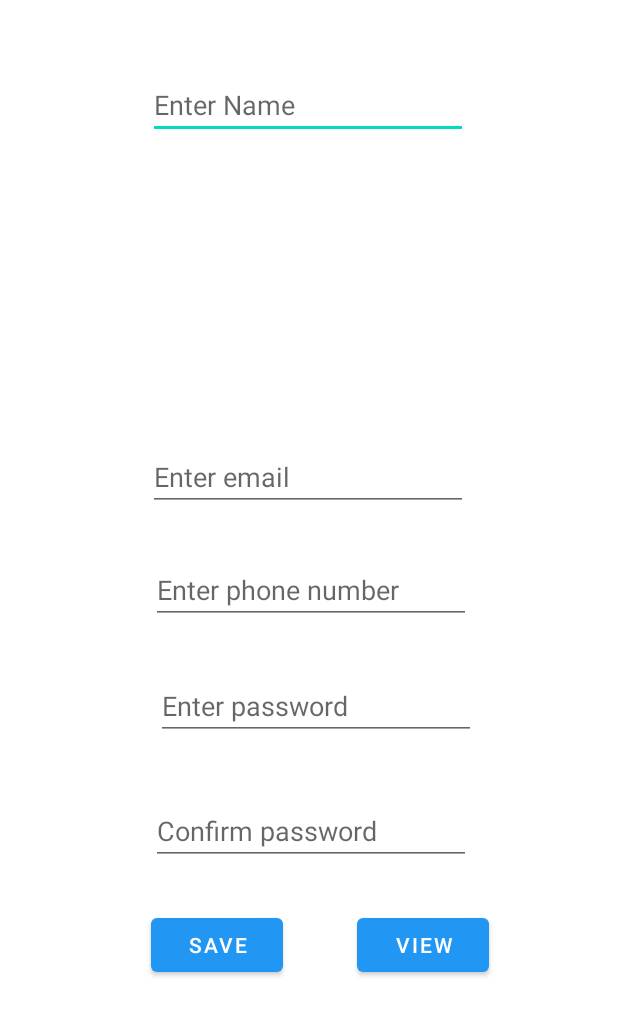
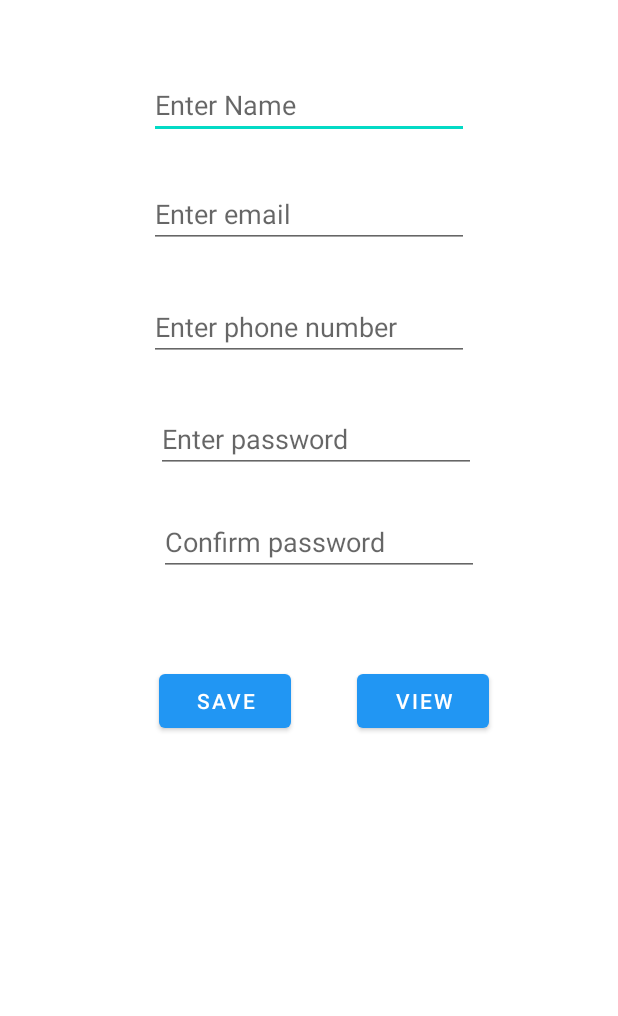
Before and after one commit to PhantomVon/updatedproject, an Android app: the AgentsSignUp screen opened directly, with no data from a screen before it, on a phone screen of 412 x 824 dp. Shown: the top 1016 px of the screen. Run offline under Robolectric (Android 15) with nearby library versions, the phone set to English and light mode, and no system bars; our stand-ins replace Firebase (no records; nobody signed in at launch, a user with empty details on screens opened directly).

Commit message:
Second commit

```diff
--- a/app/src/main/java/com/example/myhomeapplication/Agents.kt
+++ b/app/src/main/java/com/example/myhomeapplication/Agents.kt
@@ -1,6 +1,6 @@
 package com.example.myhomeapplication
 
-class User {
+class Agents {
     var name:String = ""
     var email:String = ""
     var phoneNumber:String = ""
--- a/app/src/main/java/com/example/myhomeapplication/AgentsSignUp.kt
+++ b/app/src/main/java/com/example/myhomeapplication/AgentsSignUp.kt
@@ -1,11 +1,80 @@
 package com.example.myhomeapplication
 
+import android.app.ProgressDialog
+import android.content.Intent
 import androidx.appcompat.app.AppCompatActivity
 import android.os.Bundle
+import android.widget.Button
+import android.widget.EditText
+import android.widget.Toast
+import com.google.firebase.database.FirebaseDatabase
 
 class AgentsSignUp : AppCompatActivity() {
+    lateinit var edtName: EditText
+    lateinit var edtEmail: EditText
+    lateinit var edtPhoneNumber: EditText
+    private lateinit var edtPassword: EditText
+    private lateinit var edtConfirmPassword: EditText
+    lateinit var btnSave: Button
+    lateinit var btnView: Button
+    lateinit var progressDialog: ProgressDialog
     override fun onCreate(savedInstanceState: Bundle?) {
         super.onCreate(savedInstanceState)
         setContentView(R.layout.activity_agents_sign_up)
+        edtName = findViewById(R.id.mEdtName)
+        edtEmail = findViewById(R.id.mEdtEmail)
+        edtPhoneNumber = findViewById(R.id.mEdtPhone)
+        edtPassword = findViewById(R.id.mEdtPassword)
+        edtConfirmPassword = findViewById(R.id.mEdtConfirmPassword)
+        btnSave = findViewById(R.id.mBtnSave)
+        btnView = findViewById(R.id.mBtnView)
+        progressDialog = ProgressDialog(this)
+        progressDialog.setTitle("Saving")
+        progressDialog.setMessage("Please wait...")
+        btnSave.setOnClickListener {
+            var name = edtName.text.toString().trim()
+            var email = edtEmail.text.toString().trim()
+            var phoneNumber = edtPhoneNumber.text.toString().trim()
+            var password = edtPassword.text.toString().trim()
+            var confirmPassword = edtConfirmPassword.text.toString().trim()
+            var id = System.currentTimeMillis().toString()
+            // Check if user is submitting empty fields
+            if (name.isEmpty()) {
+                edtName.setError("Please fill this input")
+                edtName.requestFocus()
+            }else if (email.isEmpty()){
+                edtEmail.setError("Please fill this input")
+                edtEmail.requestFocus()
+            }else if (phoneNumber.isEmpty()){
+                edtPhoneNumber.setError("Please fill this input")
+                edtPhoneNumber.requestFocus()
+            }else if (phoneNumber.isEmpty()){
+                edtPassword.setError("Please fill this input")
+                edtPassword.requestFocus()
+            }else if (phoneNumber.isEmpty()){
+                edtConfirmPassword.setError("Please fill this input")
+                edtConfirmPassword.requestFocus()
+            }else{
+                // Proceed to save
+                var agent = Agents(name, email, phoneNumber, password, confirmPassword, id)
+                // Create a reference to the Firebase
+                var ref = FirebaseDatabase.getInstance().getReference().child("Agents/"+id)
+                progressDialog.show()
+                ref.setValue(agent).addOnCompleteListener {
+                    progressDialog.dismiss()
+                    if (it.isSuccessful){
+                        Toast.makeText(this,"Agent saved successfully!", Toast.LENGTH_LONG).show()
+                    }else{
+                        Toast.makeText(this,"Agent saving failed!", Toast.LENGTH_LONG).show()
+                    }
+                }
+            }
+
+        }
+        btnView.setOnClickListener {
+            var intent = Intent(this,AgentsActivity::class.java)
+            startActivity(intent)
+        }
+
     }
 }
--- a/app/src/main/java/com/example/myhomeapplication/ui/agents/AgentsFragment.kt
+++ b/app/src/main/java/com/example/myhomeapplication/ui/agents/AgentsFragment.kt
@@ -28,10 +28,7 @@ class AgentsFragment : Fragment() {
         _binding = FragmentAgentsBinding.inflate(inflater, container, false)
         val root: View = binding.root
 
-        val textView: TextView = binding.textAgents
-        agentsViewModel.text.observe(viewLifecycleOwner) {
-            textView.text = it
-        }
+
         return root
     }
 
--- a/app/src/main/java/com/example/myhomeapplication/ui/houses/HousesFragment.kt
+++ b/app/src/main/java/com/example/myhomeapplication/ui/houses/HousesFragment.kt
@@ -28,10 +28,6 @@ class HousesFragment : Fragment() {
         _binding = FragmentHousesBinding.inflate(inflater, container, false)
         val root: View = binding.root
 
-        val textView: TextView = binding.textHouses
-        housesViewModel.text.observe(viewLifecycleOwner) {
-            textView.text = it
-        }
         return root
     }
 
--- a/app/src/main/res/layout/activity_agents_sign_up.xml
+++ b/app/src/main/res/layout/activity_agents_sign_up.xml
@@ -4,7 +4,7 @@
     xmlns:tools="http://schemas.android.com/tools"
     android:layout_width="match_parent"
     android:layout_height="match_parent"
-    tools:context=".MainActivity">
+    tools:context=".AgentsSignUp">
 
     <EditText
         android:id="@+id/mEdtName"
@@ -14,65 +14,64 @@
         android:ems="10"
         android:hint="Enter Name"
         android:inputType="textPersonName"
-        app:layout_constraintStart_toStartOf="@+id/mEdtEmail"
+        app:layout_constraintEnd_toEndOf="parent"
+        app:layout_constraintStart_toStartOf="parent"
         app:layout_constraintTop_toTopOf="parent" />
+
 
     <EditText
         android:id="@+id/mEdtEmail"
         android:layout_width="wrap_content"
         android:layout_height="wrap_content"
-        android:layout_marginEnd="2dp"
-        android:layout_marginBottom="30dp"
+        android:layout_marginTop="27dp"
         android:ems="10"
         android:hint="Enter email"
         android:inputType="textPersonName"
-        app:layout_constraintBottom_toTopOf="@+id/mEdtPhone"
-        app:layout_constraintEnd_toEndOf="@+id/mEdtPhone" />
-
+        app:layout_constraintStart_toStartOf="@+id/mEdtName"
+        app:layout_constraintTop_toBottomOf="@+id/mEdtName" />
 
     <EditText
         android:id="@+id/mEdtPhone"
         android:layout_width="wrap_content"
         android:layout_height="wrap_content"
-        android:layout_marginEnd="3dp"
-        android:layout_marginBottom="32dp"
+        android:layout_marginTop="30dp"
         android:ems="10"
         android:hint="Enter phone number"
         android:inputType="phone"
-        app:layout_constraintBottom_toTopOf="@+id/mEdtPassword"
-        app:layout_constraintEnd_toEndOf="@+id/mEdtPassword" />
+        app:layout_constraintStart_toStartOf="@+id/mEdtEmail"
+        app:layout_constraintTop_toBottomOf="@+id/mEdtEmail" />
 
     <EditText
         android:id="@+id/mEdtPassword"
         android:layout_width="wrap_content"
         android:layout_height="wrap_content"
-        android:layout_marginStart="3dp"
-        android:layout_marginBottom="38dp"
+        android:layout_marginEnd="2dp"
+        android:layout_marginBottom="23dp"
         android:ems="10"
         android:hint="Enter password"
         android:inputType="textPassword"
         app:layout_constraintBottom_toTopOf="@+id/mEdtConfirmPassword"
-        app:layout_constraintStart_toStartOf="@+id/mEdtConfirmPassword" />
+        app:layout_constraintEnd_toEndOf="@+id/mEdtConfirmPassword" />
 
     <EditText
         android:id="@+id/mEdtConfirmPassword"
         android:layout_width="wrap_content"
         android:layout_height="wrap_content"
-        android:layout_marginEnd="12dp"
-        android:layout_marginBottom="29dp"
+        android:layout_marginTop="98dp"
         android:ems="10"
         android:hint="Confirm password"
         android:inputType="textPassword"
-        app:layout_constraintBottom_toTopOf="@+id/mBtnView"
-        app:layout_constraintEnd_toEndOf="@+id/mBtnView" />
+        app:layout_constraintStart_toStartOf="@+id/mBtnSave"
+        app:layout_constraintTop_toBottomOf="@+id/mEdtPhone" />
 
     <Button
         android:id="@+id/mBtnSave"
         android:layout_width="wrap_content"
         android:layout_height="wrap_content"
-        android:layout_marginTop="29dp"
+        android:layout_marginTop="59dp"
+        android:layout_marginEnd="44dp"
         android:text="Save"
-        app:layout_constraintStart_toStartOf="@+id/mEdtConfirmPassword"
+        app:layout_constraintEnd_toStartOf="@+id/mBtnView"
         app:layout_constraintTop_toBottomOf="@+id/mEdtConfirmPassword" />
 
     <Button
@@ -80,8 +79,7 @@
         android:layout_width="wrap_content"
         android:layout_height="wrap_content"
         android:layout_marginEnd="86dp"
-        android:layout_marginBottom="170dp"
         android:text="View"
-        app:layout_constraintBottom_toBottomOf="parent"
+        app:layout_constraintBaseline_toBaselineOf="@+id/mBtnSave"
         app:layout_constraintEnd_toEndOf="parent" />
 </androidx.constraintlayout.widget.ConstraintLayout>
--- a/app/src/main/res/values/strings.xml
+++ b/app/src/main/res/values/strings.xml
@@ -14,4 +14,7 @@
     <string name="menu_owners">Owners</string>
     <string name="menu_notifications">Notifications</string>
     <string name="menu_exit">Exit Now</string>
+    <string name="title_activity_agents_trial">AgentsActivityTrial</string>
+    <string name="menu_gallery">Gallery</string>
+    <string name="menu_slideshow">Slideshow</string>
 </resources>
```
Also changed, not shown: app/src/main/AndroidManifest.xml (+10 -3 lines), app/src/main/java/com/example/myhomeapplication/AgentsActivity.kt (+38 -10 lines), app/src/main/java/com/example/myhomeapplication/AgentsUpdateActivity.kt (added, +91 -0 lines), app/src/main/java/com/example/myhomeapplication/CustomAdapter.kt (added, +81 -0 lines), app/src/main/java/com/example/myhomeapplication/HousesActivity.kt (added, +11 -0 lines), app/src/main/java/com/example/myhomeapplication/MainActivity.kt (+8 -2 lines), app/src/main/res/layout/activity_agents.xml (deleted, +0 -9 lines), app/src/main/res/layout/activity_agents_update.xml (added, +76 -0 lines), app/src/main/res/layout/agents_layout.xml (added, +53 -0 lines), app/src/main/res/layout/fragment_agents.xml (+10 -18 lines), app/src/main/res/layout/fragment_houses.xml (+6 -12 lines), 514 other files.
